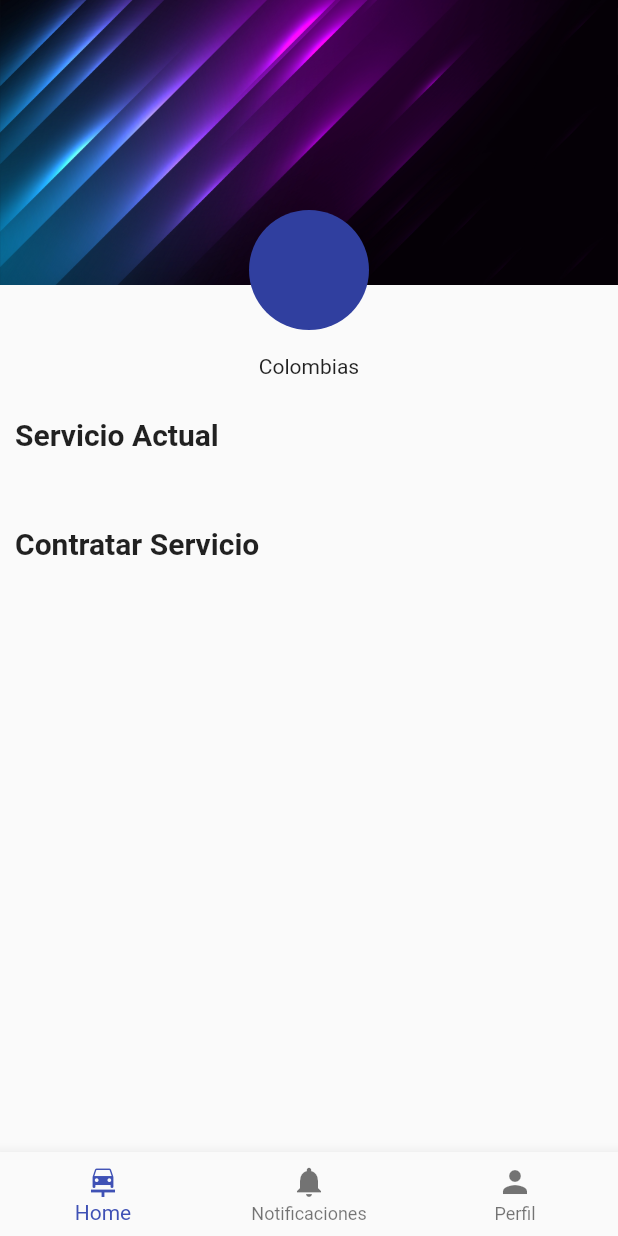
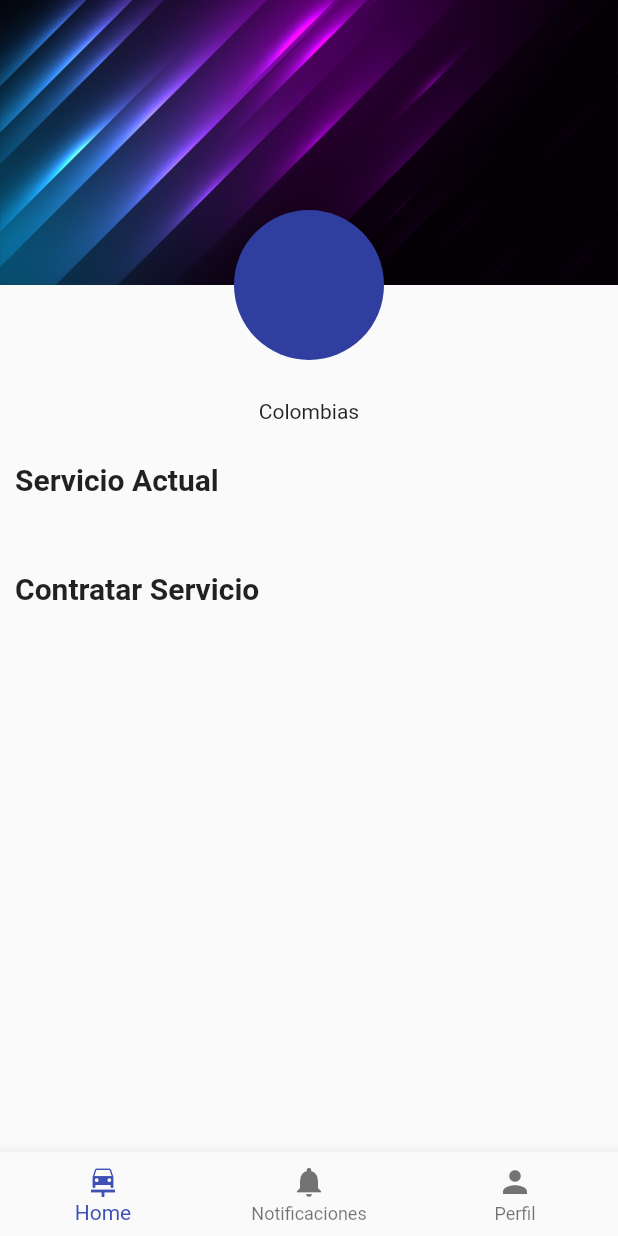
Before and after one commit to MalejitaVillegas/carwash_mobile, a Flutter app: the Tabbar screen opened directly, on a phone screen of 412 x 824 dp. Run offline on Flutter 3.47's test engine with Material 2 defaults, Android fonts, the phone set to English and light mode, and no system bars; our stand-ins replace cloud_firestore, firebase_auth, firebase_core, firebase_storage, image_picker, permission_handler; accounts and stored records are empty.

```diff
--- a/lib/screens/home/homeScreen.dart
+++ b/lib/screens/home/homeScreen.dart
@@ -1,9 +1,12 @@
+import 'dart:io';
+
 import 'package:carwash/screens/cards/servicesCard.dart';
 import 'package:carwash/screens/models/reserveModel.dart';
 import 'package:carwash/screens/models/servicesModel.dart';
 import 'package:cloud_firestore/cloud_firestore.dart';
 import 'package:firebase_auth/firebase_auth.dart';
 import 'package:flutter/material.dart';
+import 'package:image_picker/image_picker.dart';
 import 'package:intl/intl.dart';
 
 class homeScreen extends StatefulWidget {
@@ -14,10 +17,12 @@ class homeScreen extends StatefulWidget {
 class _homeScreenState extends State<homeScreen> {
   List<ServicesModel> _services = [];
   List<ReserveModel> _reserves = [];
+  late XFile _imageFile;
 
   @override
   void initState() {
     super.initState();
+    _imageFile = XFile('');
     Future.delayed(Duration.zero, () async {
       _services = await retriveServices();
       _reserves = await retriveReserve();
@@ -71,17 +76,31 @@ class _homeScreenState extends State<homeScreen> {
         mainAxisAlignment: MainAxisAlignment.center,
         crossAxisAlignment: CrossAxisAlignment.center,
         children: [
-          SizedBox(
+          const SizedBox(
             height: 140,
           ),
           CircleAvatar(
-            radius: 40,
+              radius: 50.0,
+              backgroundImage:
+                  _getImageProvider() // Imagen predeterminada si no hay ninguna seleccionada
+              ),
+          const SizedBox(
+            height: 10,
           ),
           Text(FirebaseAuth.instance.currentUser?.email ?? ""),
           Text("Colombias")
         ],
       ),
     );
+  }
+
+  ImageProvider<Object>? _getImageProvider() {
+    if (_imageFile.path.isNotEmpty) {
+      return FileImage(File(_imageFile.path));
+    } else {
+      String? photoURL = FirebaseAuth.instance.currentUser?.photoURL;
+      return photoURL != null ? NetworkImage(photoURL) : null;
+    }
   }
 
   Widget myServices() {
--- a/lib/services/servicesDetailScreen.dart
+++ b/lib/services/servicesDetailScreen.dart
@@ -3,6 +3,7 @@ import 'package:cloud_firestore/cloud_firestore.dart';
 import 'package:firebase_auth/firebase_auth.dart';
 import 'package:firebase_core/firebase_core.dart';
 import 'package:flutter/material.dart';
+import 'package:intl/intl.dart';
 
 class ServicesDetailScreen extends StatefulWidget {
   final ServicesModel services;
@@ -55,6 +56,9 @@ class _DetalleServicioScreenState extends State<ServicesDetailScreen> {
 
   @override
   Widget build(BuildContext context) {
+    String formattedDateTime =
+        DateFormat('yyyy-MM-dd HH:mm:ss').format(selectedDate);
+
     return Scaffold(
       appBar: AppBar(
         flexibleSpace: Image.asset(
@@ -114,7 +118,7 @@ class _DetalleServicioScreenState extends State<ServicesDetailScreen> {
                 children: [
                   Text('Fecha de Reserva'),
                   Text(
-                    "${selectedDate.toLocal()}".split(' ')[0],
+                    "${formattedDateTime}",
                     style: TextStyle(
                       fontSize: 16.0,
                       fontWeight: FontWeight.bold,
--- a/pubspec.yaml
+++ b/pubspec.yaml
@@ -40,6 +40,7 @@ dependencies:
   firebase_core: ^2.24.2
   firebase_auth: ^4.15.2
   cloud_firestore: ^4.13.5
+  firebase_storage: ^11.5.5
   intl: ^0.17.0
 
 dev_dependencies:
```
Also changed, not shown: lib/screens/notifications/notificationScreen.dart (+38 -22 lines), lib/screens/profile/profileScreen.dart (+34 -3 lines), pubspec.lock, 3 other files.
